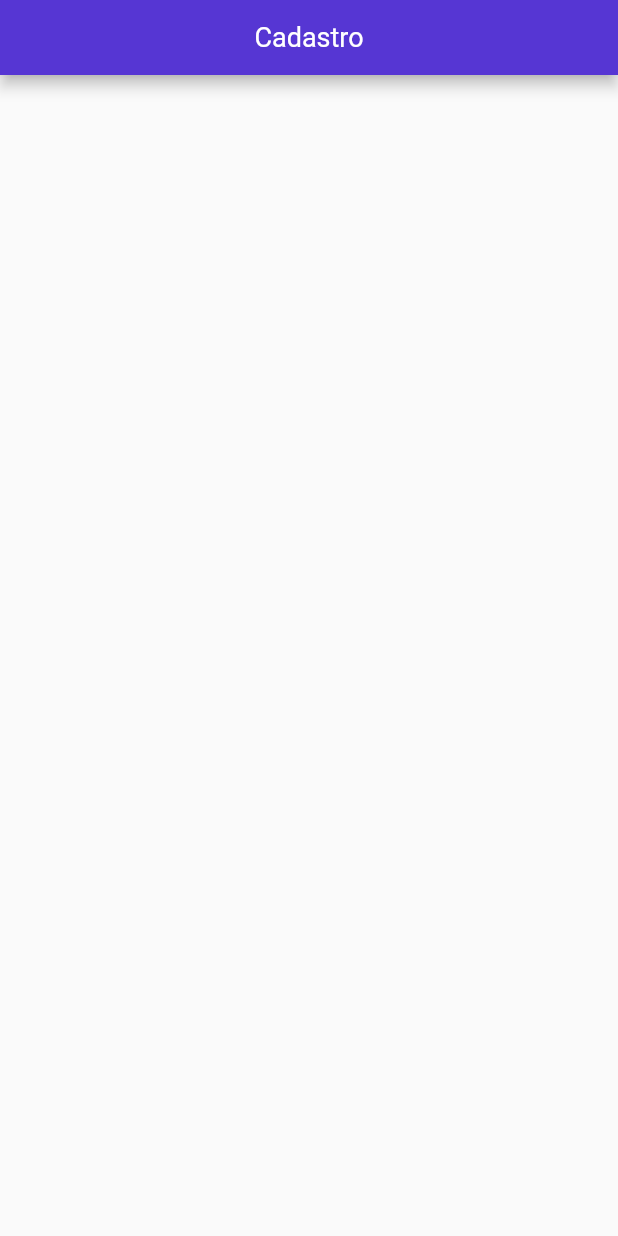
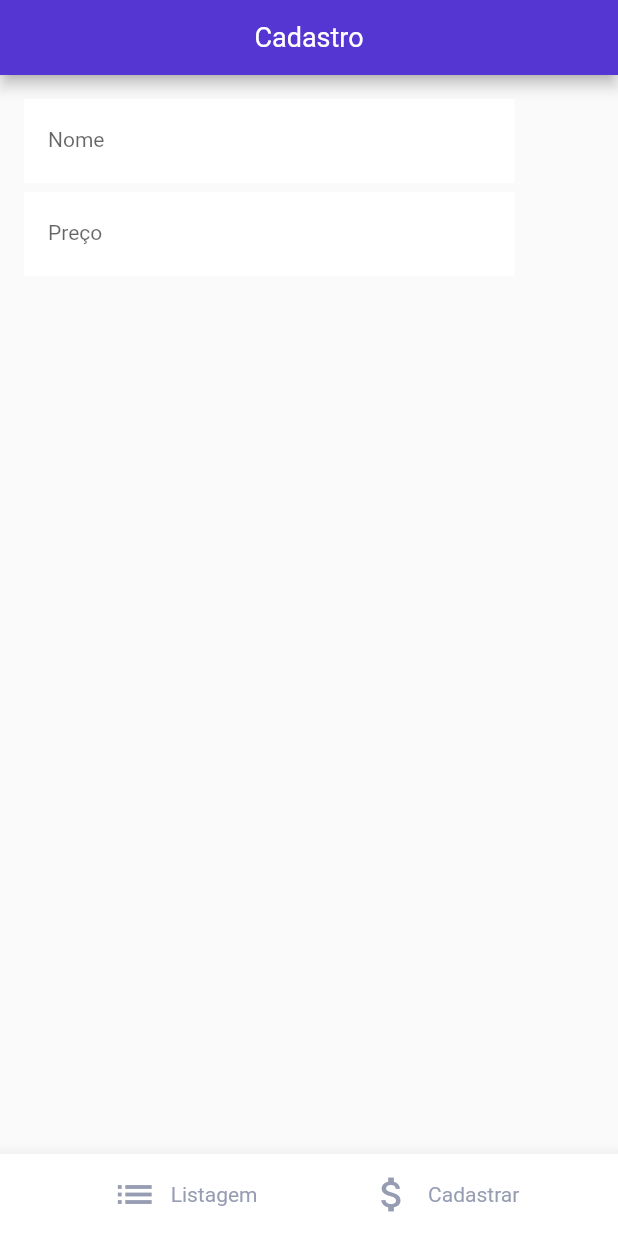
Before and after one commit to RodrigoNunesLeite/go_finances_flutter, a Flutter app: the screen it shows after launch, on a phone screen of 412 x 824 dp. Run offline on Flutter 3.47's test engine with Material 2 defaults, Android fonts, the phone set to English and light mode, and no system bars; missing offline and left inert: dart:ffi; Roboto replaces fonts that are missing (Poppins).

Commit message:
editor e campos tela cadastro

```diff
--- /dev/null
+++ b/lib/components/editor.dart
@@ -0,0 +1,43 @@
+import 'package:flutter/material.dart';
+
+class Editor extends StatelessWidget{
+
+  final TextEditingController controlador;
+  final String rotulo;
+  final String dica;
+
+  Editor({
+    required this.controlador,
+    required this.rotulo,
+    required this.dica,
+});
+
+  @override
+  Widget build(BuildContext context){
+    return Container(
+      width: 327.0,
+      height: 56.0,
+      decoration: BoxDecoration(
+        color: Color(0XFFFFFFFF)
+      ),
+      child: Padding(
+        padding: EdgeInsets.all(16.0),
+        child: TextField(
+          controller: controlador,
+          decoration: InputDecoration(
+            labelText: rotulo,
+            hintText: dica,
+            enabledBorder: InputBorder.none,
+          ),
+          style: TextStyle(
+            fontSize: 14.0,
+            color: Color(0xFF969CB2),
+            decoration:TextDecoration.none,
+            fontStyle: FontStyle.normal,
+          ),
+
+        )
+      ),
+    );
+  }
+}
--- a/lib/screens/registration/entry/regis_screen.dart
+++ b/lib/screens/registration/entry/regis_screen.dart
@@ -1,12 +1,17 @@
 import 'package:flutter/material.dart';
+import 'package:go_finances_flutter/screens/dashboard/bottom_navigation_menu.dart';
 
 import 'entry_app.dart';
+import 'register_form.dart';
 
 class RegisterEntry extends StatelessWidget {
   @override
   Widget build(BuildContext build) {
     return Scaffold(
       appBar: EntryApp(),
+      body: RegisterBody(),
+      bottomNavigationBar: BottomNavigationMenu(),
+
     );
   }
 }
--- /dev/null
+++ b/lib/screens/registration/entry/register_form.dart
@@ -0,0 +1,38 @@
+import 'package:flutter/material.dart';
+import 'package:go_finances_flutter/components/editor.dart';
+
+class RegisterBody extends StatefulWidget {
+  @override
+  State<RegisterBody> createState() => _RegisterBodyState();
+}
+
+class _RegisterBodyState extends State<RegisterBody> {
+  final TextEditingController _controladorCampoNome = TextEditingController();
+  final TextEditingController _controladorCampoPreco = TextEditingController();
+  @override
+  Widget build(BuildContext context) {
+    // TODO: implement build
+    return Container(
+      height: 150.0,
+      child: Padding(
+        padding: const EdgeInsets.all(16.0),
+        child: Column(
+          crossAxisAlignment: CrossAxisAlignment.center,
+          mainAxisAlignment: MainAxisAlignment.spaceBetween,
+          children: [
+            Editor(
+              controlador: _controladorCampoNome,
+              dica: 'Nome',
+              rotulo: 'Nome',
+            ),
+            Editor(
+              controlador: _controladorCampoPreco,
+              dica: 'Preço',
+              rotulo: 'Preço',
+            ),
+          ],
+        ),
+      ),
+    );
+  }
+}
```
